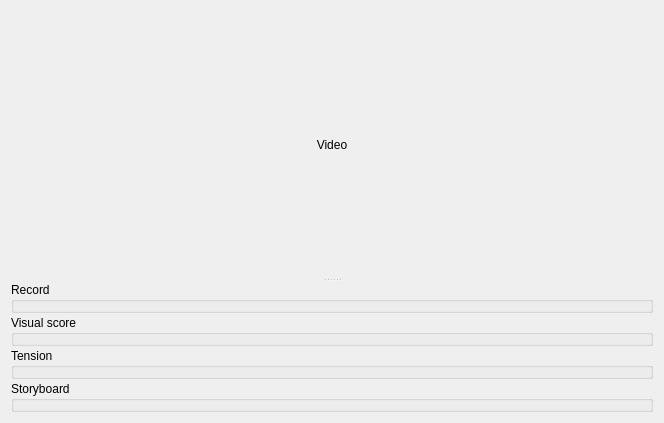
artm/WatchThatSound3, file components/projecteditor/lib/ProjectEditor.ui: the form before one commit.
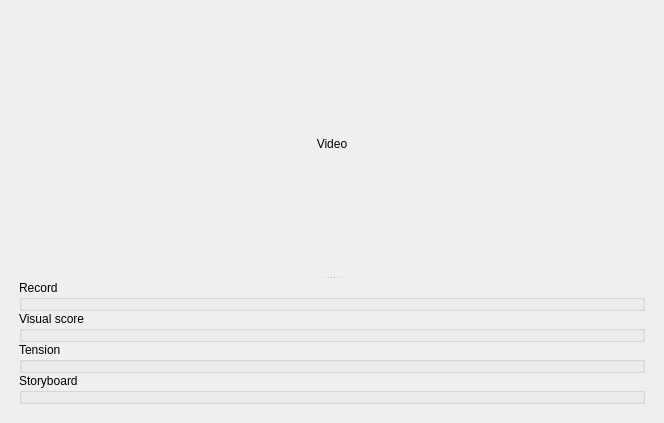
The form after the commit.

Commit message: less busy style

The edit to the form file:
```diff
--- a/components/projecteditor/lib/ProjectEditor.ui
+++ b/components/projecteditor/lib/ProjectEditor.ui
@@ -79,11 +79,20 @@
       </property>
       <layout class="QVBoxLayout" name="verticalLayout_2">
        <property name="spacing">
-        <number>2</number>
+        <number>0</number>
        </property>
-       <property name="margin">
+       <property name="leftMargin">
+        <number>8</number>
+       </property>
+       <property name="topMargin">
         <number>0</number>
        </property>
+       <property name="rightMargin">
+        <number>8</number>
+       </property>
+       <property name="bottomMargin">
+        <number>8</number>
+       </property>
        <item>
         <widget class="QGroupBox" name="record_container">
          <property name="title">
```
The commit also changes 1 other file.
